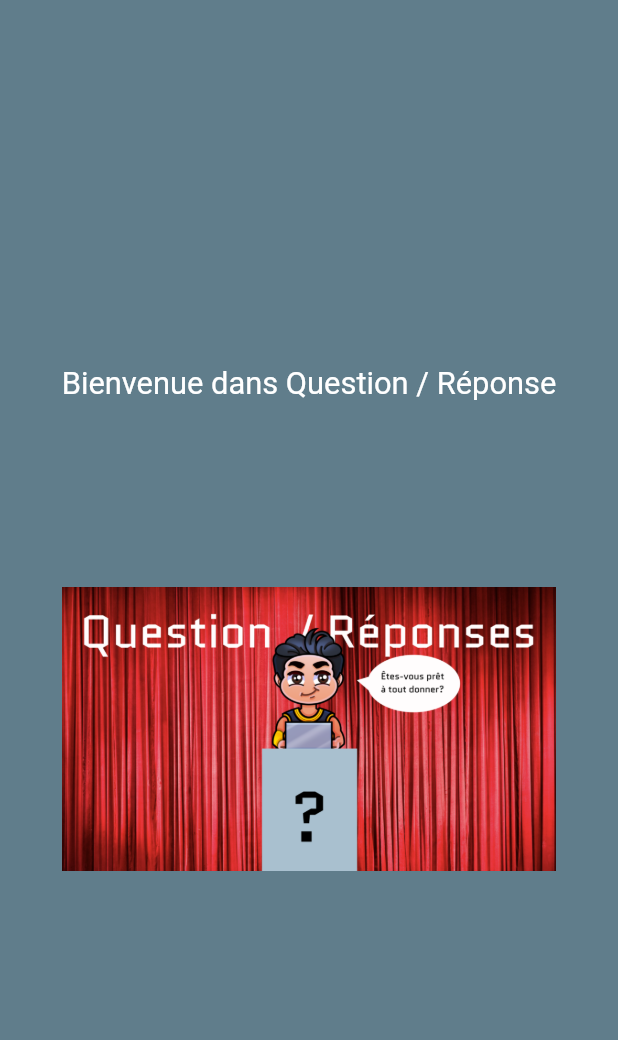
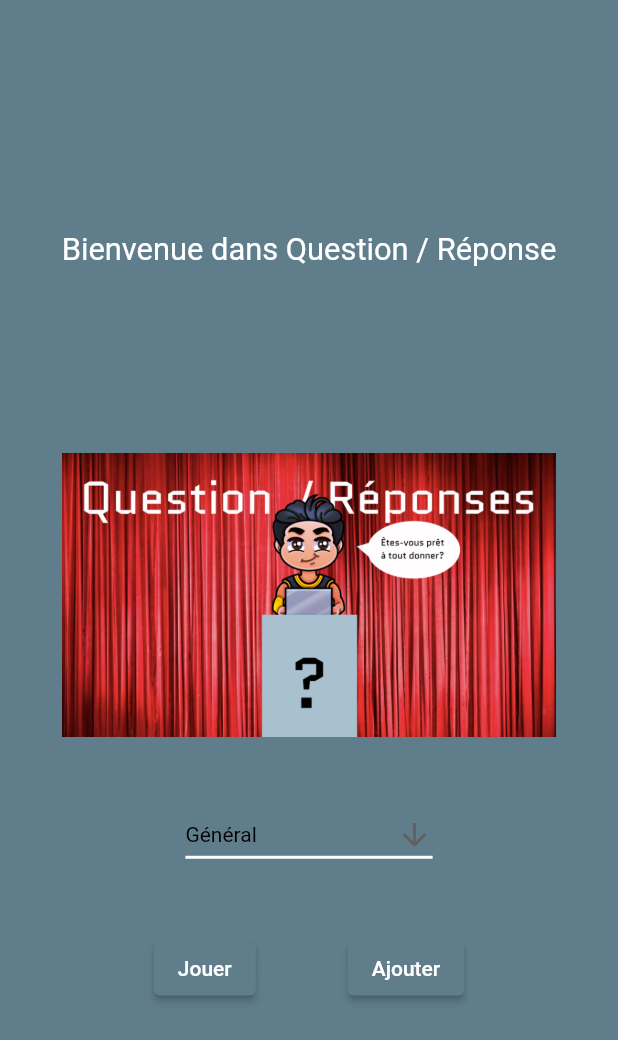
Before and after one commit to benjaminAd/Flutter-Questions-Reponses-TP3, a Flutter app: the screen it shows after launch, on a phone screen of 412 x 824 dp. Shown: the top 1040 px of the screen. Run offline on Flutter 3.47's test engine with Material 2 defaults, Android fonts, the phone set to English and light mode, and no system bars; our stand-ins replace bloc, cloud_firestore, firebase_core, firebase_storage, flutter_bloc, font_awesome_flutter and 1 more; accounts and stored records are empty.

Commit message:
Home almost OK

```diff
--- a/lib/Utils/constants.dart
+++ b/lib/Utils/constants.dart
@@ -1,3 +1,5 @@
 class Constants{
   static const questions_reference = "Questions";
+  static const general_theme = "Général";
+  static const theme_field = "theme";
 }
--- a/lib/cubit/question_cubit.dart
+++ b/lib/cubit/question_cubit.dart
@@ -8,12 +8,12 @@ class QuestionCubit extends Cubit<Triplet<Question, int, int>> {
   //Une question par défaut car quelques fois le bloc cubit est appelé alors que la requête n'est pas termiéne
     List<Question> _questions = [
     new Question("Paris est-elle la capitale de la France ?",
-        "images/tour-eiffel-paris.jpg", true)
+        "images/tour-eiffel-paris.jpg", "Géographie",true)
   ];
   var _nbgoodanswer = 0;
   var _nbquestion = 0;
 
-  QuestionCubit() : super(new Triplet(new Question("", "path", false), 0, 0)){
+  QuestionCubit() : super(new Triplet(new Question("", "path","theme", false), 0, 0)){
     _sendQuestion();
   }
 
--- a/lib/model/question.dart
+++ b/lib/model/question.dart
@@ -1,13 +1,15 @@
 class Question {
   late String question;
   late String path;
+  late String theme;
   late bool correctAnswer;
 
-  Question(this.question, this.path, this.correctAnswer);
+  Question(this.question, this.path, this.theme,this.correctAnswer);
 
   Question.fromJson(Map<String, dynamic> json) {
     this.question = (json['question'] != null) ? json['question'] : "";
     this.path = (json['path'] != null) ? json['path'] : "";
+    this.theme = (json['theme']!=null) ? json['theme'] :"";
     this.correctAnswer =
         (json['correctAnswer'] != null) ? json['correctAnswer'] : false;
   }
@@ -16,6 +18,7 @@ class Question {
     return {
       'question': question,
       'path': path,
+      'theme' : theme,
       'correctAnswer': correctAnswer,
     };
   }
--- a/lib/repositories/questions_repositories.dart
+++ b/lib/repositories/questions_repositories.dart
@@ -11,6 +11,10 @@ class QuestionsRepository {
     return _questionsdb.get();
   }
 
+  Future<QuerySnapshot> getQuestionsFromTheme(String theme){
+    return _questionsdb.where(Constants.theme_field,isEqualTo: theme).get();
+  }
+
   Future<DocumentReference> addQuestion(Map<String,dynamic> question){
     return _questionsdb.add(question);
   }
--- a/lib/views/firebase_init_view.dart
+++ b/lib/views/firebase_init_view.dart
@@ -1,7 +1,9 @@
 import 'package:firebase_core/firebase_core.dart';
 import 'package:flutter/material.dart';
 import 'package:flutter_bloc/flutter_bloc.dart';
+import 'package:provider/provider.dart';
 import 'package:questions_reponses/cubit/question_cubit.dart';
+import 'package:questions_reponses/model/question.dart';
 import 'package:questions_reponses/views/error_view.dart';
 import 'package:questions_reponses/views/loading_view.dart';
 
@@ -26,7 +28,7 @@ class FirebaseInit extends StatelessWidget {
               return ErrorView(error: snapshot.error.toString());
             }
             if (snapshot.connectionState == ConnectionState.done) {
-              return BlocProvider(
+              return Provider<QuestionCubit>(
                 create: (_) => QuestionCubit(),
                 child: HomePage(),
               );
--- a/lib/views/home.dart
+++ b/lib/views/home.dart
@@ -1,22 +1,40 @@
 // ignore_for_file: import_of_legacy_library_into_null_safe
 
-import 'package:cloud_firestore/cloud_firestore.dart';
 import 'package:flutter/material.dart';
+import 'package:flutter/scheduler.dart';
+import 'package:questions_reponses/Utils/constants.dart';
+import 'package:questions_reponses/model/question.dart';
 import 'package:questions_reponses/provider/questions_firebase_provider.dart';
 import 'package:questions_reponses/views/error_view.dart';
 import 'package:questions_reponses/views/loading_view.dart';
 import 'package:questions_reponses/views/questions_view.dart';
-import '../model/question.dart';
 
-class HomePage extends StatelessWidget {
-  HomePage({Key? key}) : super(key: key);
+class HomePage extends StatefulWidget {
+  const HomePage({Key? key}) : super(key: key);
+
+  @override
+  _HomePageState createState() => _HomePageState();
+}
+
+class _HomePageState extends State<HomePage> {
   final QuestionsFirebaseProvider _questionsFirebaseProvider =
       new QuestionsFirebaseProvider();
+  late String dropdownValue;
+  late bool gameOn;
+  @override
+  void initState() {
+    dropdownValue = 'Général';
+    gameOn = false;
+    super.initState();
+  }
 
   @override
   Widget build(BuildContext context) {
     return Scaffold(
-      body: Container(
+      body: (gameOn)
+          ? goToGame()
+          : SingleChildScrollView(
+              child: Container(
                 width: MediaQuery.of(context).size.width,
                 height: MediaQuery.of(context).size.height,
                 color: Colors.blueGrey,
@@ -31,29 +49,93 @@ class HomePage extends StatelessWidget {
                         fontSize: MediaQuery.of(context).size.width * 0.05,
                       ),
                     ),
-          SizedBox(height: MediaQuery.of(context).size.height*0.15,),
+                    SizedBox(
+                      height: MediaQuery.of(context).size.height * 0.15,
+                    ),
                     Container(
                       width: MediaQuery.of(context).size.width * 0.8,
                       child: Image(
                         image: AssetImage("images/homeImage.png"),
                       ),
                     ),
-
-          // FutureBuilder(
-          //     future: _questionsFirebaseProvider.getAllQuestions(),
-          //     builder: (context, snapshot) {
-          //       if (snapshot.hasError) {
-          //         return ErrorView(error: snapshot.error.toString());
-          //       }
-          //       if (snapshot.hasData) {
-          //         return QuestionsView(
-          //             questions: snapshot.data! as List<Question>);
-          //       }
-          //       return Loading();
-          //     })
+                    SizedBox(
+                      height: MediaQuery.of(context).size.height * 0.05,
+                    ),
+                    FutureBuilder<List<String>>(
+                        future: _questionsFirebaseProvider.getAllTheme(),
+                        builder: (BuildContext context,
+                            AsyncSnapshot<List<String>> snapshot) {
+                          if (snapshot.hasError) {
+                            return ErrorView(error: snapshot.error.toString());
+                          }
+                          if (snapshot.hasData) {
+                            List<String> theme = [Constants.general_theme];
+                            theme.addAll(snapshot.data!);
+                            return Container(
+                              width: MediaQuery.of(context).size.width * 0.4,
+                              child: DropdownButton<String>(
+                                value: dropdownValue,
+                                icon: const Icon(Icons.arrow_downward),
+                                iconSize: 24,
+                                elevation: 16,
+                                style: const TextStyle(color: Colors.black),
+                                underline:
+                                    Container(height: 2, color: Colors.white),
+                                onChanged: (String? newValue) {
+                                  setState(() {
+                                    dropdownValue = newValue!;
+                                  });
+                                },
+                                isExpanded: true,
+                                items: theme
+                                    .map((e) => DropdownMenuItem<String>(
+                                          value: e,
+                                          child: Text(e),
+                                        ))
+                                    .toList(),
+                              ),
+                            );
+                          }
+                          return Loading();
+                        }),
+                    SizedBox(
+                      height: MediaQuery.of(context).size.height * 0.05,
+                    ),
+                    Container(
+                      width: MediaQuery.of(context).size.width * 0.8,
+                      child: Row(
+                        mainAxisAlignment: MainAxisAlignment.spaceEvenly,
+                        children: [
+                          ElevatedButton(
+                              onPressed: () {
+                                setState(() {
+                                  gameOn = true;
+                                });
+                              },
+                              child: Text("Jouer")),
+                          ElevatedButton(
+                              onPressed: () {}, child: Text("Ajouter")),
                         ],
+                      ),
+                    ),
+                  ],
+                ),
               ),
             ),
     );
   }
+
+  Widget goToGame() {
+    return FutureBuilder(
+        future: _questionsFirebaseProvider.getQuestionsFromTheme(dropdownValue),
+        builder: (context, snapshot) {
+          if (snapshot.hasError) {
+            return ErrorView(error: snapshot.error.toString());
           }
+          if (snapshot.hasData) {
+            return QuestionsView(questions: snapshot.data! as List<Question>);
+          }
+          return Loading();
+        });
+  }
+}
```
Also changed, not shown: lib/provider/questions_firebase_provider.dart (+18 -1 lines), lib/views/add_question_view.dart (+5 -3 lines), lib/views/questions_view.dart (+0 -14 lines). Lines whose indentation alone changed are shown as unchanged.
